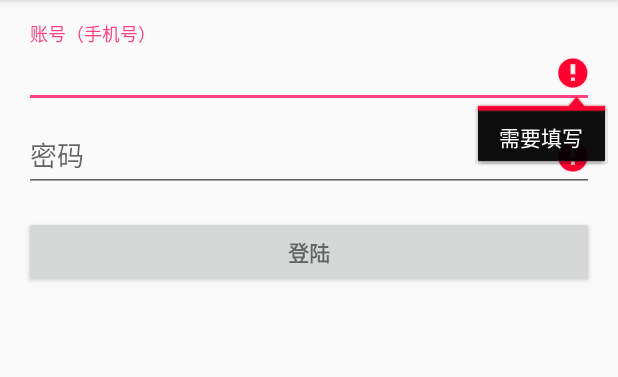
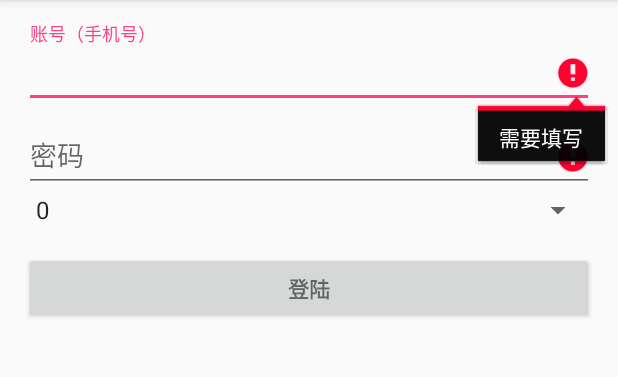
Before and after one commit to 01Sr/FChinanetAndroid, an Android app: the screen it shows after launch (LoginActivity), after a tap on "登陆", on a phone screen of 412 x 824 dp, the part 84-461 px from its top. Run offline under Robolectric (Android 15) with nearby library versions, the phone set to English and light mode, and no system bars.

Commit message:
- 修复ip获取bug - 支持多设备登录

```diff
--- a/app/src/main/java/com/example/myq/fchinanet/LoginActivity.java
+++ b/app/src/main/java/com/example/myq/fchinanet/LoginActivity.java
@@ -31,6 +31,7 @@ import android.widget.ArrayAdapter;
 import android.widget.AutoCompleteTextView;
 import android.widget.Button;
 import android.widget.EditText;
+import android.widget.Spinner;
 import android.widget.TextView;
 import android.widget.Toast;
 
@@ -65,6 +66,7 @@ public class LoginActivity extends AppCompatActivity {
     private EditText mPasswordView;
     private View mProgressView;
     private View mLoginFormView;
+    private Spinner typeSpinner;
     private MyHandler myHandler=null;
 
     @Override
@@ -75,6 +77,8 @@ public class LoginActivity extends AppCompatActivity {
         mAccountView = (EditText) findViewById(R.id.account);
 
         mPasswordView = (EditText) findViewById(R.id.password);
+
+        typeSpinner=findViewById(R.id.type);
 
         Button signin = (Button) findViewById(R.id.signin_btn);
         signin.setOnClickListener(new OnClickListener() {
@@ -93,11 +97,17 @@ public class LoginActivity extends AppCompatActivity {
         mLoginFormView = findViewById(R.id.login_form);
         mProgressView = findViewById(R.id.login_progress);
 
+
         SharedPreferences sp=getSharedPreferences(getString(R.string.sp), Context.MODE_PRIVATE);
         if(sp.contains("account"))
             mAccountView.setText(sp.getString("account",""));
         if(sp.contains("passwd"))
             mPasswordView.setText(sp.getString("passwd",""));
+        if(sp.contains("type")){
+            Log.i("cb",sp.getString("type","0"));
+            typeSpinner.setSelection(Integer.valueOf(sp.getString("type","0")));
+        }
+
         logout.setVisibility(View.GONE);
     }
 
@@ -126,6 +136,8 @@ public class LoginActivity extends AppCompatActivity {
         SharedPreferences.Editor edit=sp.edit();
         edit.putString("account", String.valueOf(mAccountView.getText()));
         edit.putString("passwd", String.valueOf(mPasswordView.getText()));
+        Log.i("cb",typeSpinner.getSelectedItem().toString());
+        edit.putString("type",typeSpinner.getSelectedItem().toString());
         edit.commit();
         if (myHandler == null) myHandler=new MyHandler();
 
@@ -158,7 +170,7 @@ public class LoginActivity extends AppCompatActivity {
             focusView.requestFocus();
         } else {
             showProgress(true);
-            Login login=new Login(this,account,password,myHandler);
+            Login login=new Login(this,account,password,typeSpinner.getSelectedItem().toString(),myHandler);
             if(l) login.online();
             else login.offline();
         }
--- a/app/src/main/res/layout/activity_login.xml
+++ b/app/src/main/res/layout/activity_login.xml
@@ -63,6 +63,12 @@
 
             </android.support.design.widget.TextInputLayout>
 
+            <Spinner
+                android:id="@+id/type"
+                android:layout_width="match_parent"
+                android:layout_height="wrap_content"
+                android:entries="@array/type_list">
+            </Spinner>
             <Button
                 android:id="@+id/signin_btn"
                 style="?android:textAppearanceSmall"
--- /dev/null
+++ b/app/src/main/res/values/arrays.xml
@@ -0,0 +1,7 @@
+<?xml version="1.0" encoding="utf-8"?>
+<resources>
+    <string-array name="type_list">
+        <item>0</item>
+        <item>1</item>
+    </string-array>
+</resources>
```
Also changed, not shown: app/src/main/java/com/example/myq/fchinanet/Login.java (+10 -4 lines).
